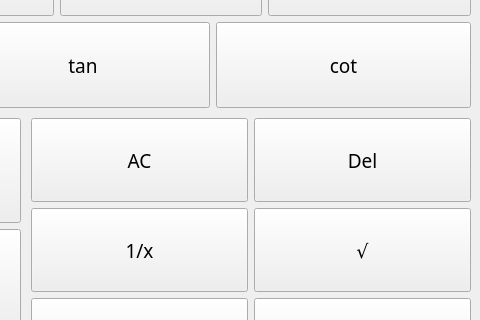
Before: the Qt Designer form mainwindow.ui in McNeelinet/QtCalculator, drawn with Qt 5; both pictures show x 575 to 1055 and y 218 to 538 of the 1055 by 782 pixel window.
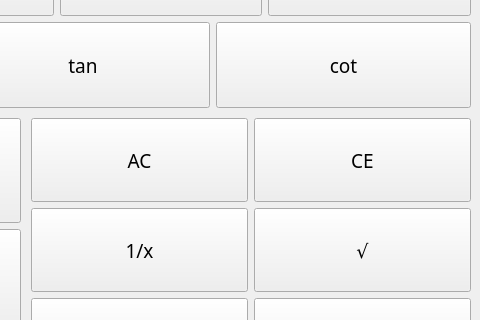
After: the same form once the commit is applied.

The edit to the form file:
```diff
--- a/mainwindow.ui
+++ b/mainwindow.ui
@@ -486,7 +486,7 @@
          </sizepolicy>
         </property>
         <property name="text">
-         <string>Del</string>
+         <string>CE</string>
         </property>
         <property name="shortcut">
          <string>Backspace</string>
```
Left out of the diff: 2 changed lines with no effect on the pictures.
